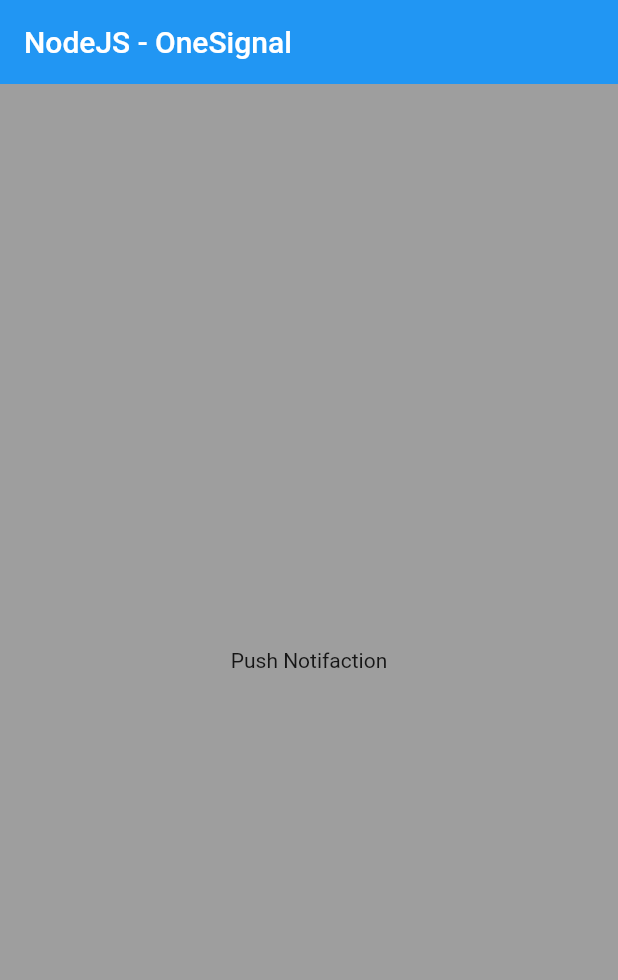
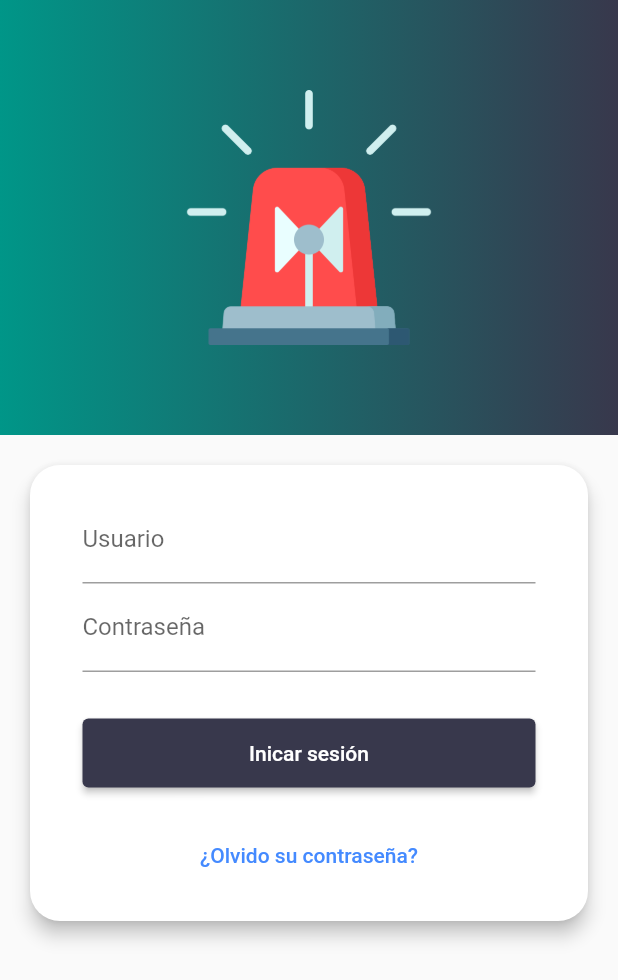
Before and after one commit to PazminoJose/fast-alarm, a Flutter app: the screen it shows after launch, on a phone screen of 412 x 824 dp. Shown: the top 980 px of the screen. Run offline on Flutter 3.47's test engine with Material 2 defaults, Android fonts, the phone set to English and light mode, and no system bars; missing offline and left inert: dart:ffi, data_classes, onesignal_flutter.

Commit message:
Login App

```diff
--- a/app_boton_panico/lib/main.dart
+++ b/app_boton_panico/lib/main.dart
@@ -1,20 +1,43 @@
 import 'package:app_boton_panico/screens/my_home_page.dart';
+import 'package:app_boton_panico/screens/login_page.dart';
 import 'package:app_boton_panico/screens/second_page.dart';
 import 'package:flutter/material.dart';
 
 //id=ee435e81-1546-40fe-9cd7-af3cbf1f5688
-void main() => runApp(MyApp());
+void main() => runApp(const MyApp());
 
 class MyApp extends StatelessWidget {
+  const MyApp({Key key}) : super(key: key);
+
   @override
   Widget build(BuildContext context) {
+    final ThemeData theme = ThemeData();
     return MaterialApp(
+      debugShowCheckedModeBanner: false,
       title: 'Material App',
       //home: MyHomePage()
+      theme: theme.copyWith(
+        colorScheme: theme.colorScheme.copyWith(
+          primary: const Color.fromRGBO(56, 56, 76, 1),
+          secondary: Colors.blueGrey[800],
+        ),
+      ),
       initialRoute: "/",
-      routes: {
-        "/": (BuildContext context) => MyHomePage(),
-        "/second": (BuildContext context) => SecondPage()
+      onGenerateRoute: (RouteSettings settings) {
+        // ignore: missing_return
+        return MaterialPageRoute(builder: (BuildContext context) {
+          switch (settings.name) {
+            case "/":
+              return loguin_page();
+              break;
+            case "/homePage":
+              // ignore: prefer_const_constructors
+              return MyHomePage();
+              break;
+            default:
+              loguin_page();
+          }
+        });
       },
     );
   }
--- /dev/null
+++ b/app_boton_panico/lib/screens/login_page.dart
@@ -0,0 +1,167 @@
+import 'dart:math';
+import '../connection/server_controller.dart' as server;
+import 'package:app_boton_panico/screens/my_home_page.dart';
+import 'package:flutter/material.dart';
+import 'package:http/http.dart' as http;
+
+class loguin_page extends StatefulWidget {
+  @override
+  State<loguin_page> createState() => _loguin_pageState();
+}
+
+class _loguin_pageState extends State<loguin_page> {
+  bool _loading = false;
+  String emailValue;
+  String passwordValue;
+  final formKey = GlobalKey<FormState>();
+
+  @override
+  Widget build(BuildContext context) {
+    // ignore: prefer_const_constructors
+    return Scaffold(
+      body: Stack(children: [
+        Container(
+          width: double.infinity,
+          padding: EdgeInsets.symmetric(vertical: 60),
+          decoration: const BoxDecoration(
+            gradient: LinearGradient(colors: [
+              Color.fromRGBO(0, 150, 136, 1),
+              Color.fromRGBO(56, 56, 76, 1),
+            ]),
+          ),
+          child: Image.asset(
+            "assets/image/login.png",
+            height: 170,
+          ),
+        ),
+        Transform.translate(
+          offset: Offset(0, -70),
+          child: Center(
+            child: SingleChildScrollView(
+              child: Card(
+                elevation: 5.0,
+                shape: RoundedRectangleBorder(
+                    borderRadius: BorderRadius.circular(20)),
+                margin: const EdgeInsets.only(
+                    left: 20, right: 20, top: 260, bottom: 20),
+                child: Padding(
+                  padding:
+                      const EdgeInsets.symmetric(horizontal: 35, vertical: 20),
+                  child: Column(
+                    mainAxisSize: MainAxisSize.min,
+                    children: [
+                      Form(
+                        key: formKey,
+                        child: Column(children: [
+                          TextFormField(
+                            keyboardType: TextInputType.emailAddress,
+                            decoration: const InputDecoration(
+                              label: Text("Usuario"),
+                            ),
+                            onSaved: (value) => {emailValue = value},
+                            validator: (value) {
+                              if (value.isEmpty) {
+                                return "Ingrese su Correo electronico";
+                              }
+                            },
+                          ),
+                          TextFormField(
+                            obscureText: true,
+                            decoration: const InputDecoration(
+                              label: Text("Contraseña"),
+                            ),
+                            onSaved: (value) => {emailValue = value},
+                            validator: (value) {
+                              if (value.isEmpty) return "Ingrese su contraseña";
+                            },
+                          ),
+                          SizedBox(height: 30),
+                          ElevatedButton(
+                              style: ElevatedButton.styleFrom(
+                                padding:
+                                    const EdgeInsets.symmetric(vertical: 15),
+                              ),
+                              child: Row(
+                                mainAxisAlignment: MainAxisAlignment.center,
+                                children: [
+                                  Text("Inicar sesión"),
+                                  if (_loading)
+                                    Container(
+                                      width: 20,
+                                      height: 20,
+                                      margin: const EdgeInsets.only(
+                                        left: 20,
+                                      ),
+                                      child: const CircularProgressIndicator(
+                                        color: Colors.white,
+                                      ),
+                                    )
+                                ],
+                              ),
+                              onPressed: () {
+                                _showHomePage(context);
+                              }),
+                          SizedBox(
+                            height: 20,
+                          ),
+                          Row(
+                              mainAxisAlignment: MainAxisAlignment.center,
+                              children: [
+                                TextButton(
+                                    onPressed: () {
+                                      _showForgetPassword_page(context);
+                                    },
+                                    child: const Text(
+                                      "¿Olvido su contraseña?",
+                                      style:
+                                          TextStyle(color: Colors.blueAccent),
+                                    ))
+                              ])
+                        ]),
+                      ),
+                    ],
+                  ),
+                ),
+              ),
+            ),
+          ),
+        ),
+      ]),
+    );
+  }
+
+  void _showHomePage(BuildContext context) {
+    if (formKey.currentState.validate()) {
+      if (!_loading) {
+        setState(() {
+          _loading = true;
+        });
+      }
+      Map<String, dynamic> parameters = {
+        "email": emailValue,
+        "password": passwordValue
+      };
+      server.getUser(emailValue, passwordValue, parameters);
+      /* formKey.currentState.save();
+      Navigator.of(context)
+          .pushNamed("/homePage", arguments: HomePageArguments()); */
+    }
+  }
+
+  void _showForgetPassword_page(BuildContext context) {
+    Navigator.of(context).pushNamed("/lostPassword_page");
+  }
+}
+
+class Painter extends CustomPainter {
+  @override
+  void paint(Canvas canvas, Size size) {
+    canvas.drawLine(Offset.zero, size.bottomRight(Offset.zero), Paint());
+  }
+
+  @override
+  bool shouldRepaint(CustomPainter oldDelegate) {
+    // bad, but okay for example
+    return true;
+  }
+}
--- a/app_boton_panico/lib/screens/my_home_page.dart
+++ b/app_boton_panico/lib/screens/my_home_page.dart
@@ -1,7 +1,14 @@
+import 'dart:convert';
+import 'dart:io';
+
 import 'package:flutter/material.dart';
 import 'package:onesignal_flutter/onesignal_flutter.dart';
+/* import 'package:sky_engine/_http/http.dart' as http; */
+import 'package:http/http.dart' as http;
 
 class MyHomePage extends StatefulWidget {
+  const MyHomePage({Key key}) : super(key: key);
+
   @override
   State<MyHomePage> createState() => _MyHomePageState();
 }
@@ -21,8 +28,11 @@
         elevation: 0,
       ),
       backgroundColor: Colors.grey,
-      body: const Center(
-        child: Text("Push Notifaction"),
+      floatingActionButton: FloatingActionButton(
+        onPressed: () {
+          _sendNotifacationAllDevices();
+        },
+        child: const Icon(Icons.navigation),
       ),
     );
   }
@@ -33,4 +43,39 @@
         .getDeviceState()
         .then((value) => {print(value?.userId)});
   }
+
+  Future<http.Response> _sendNotifacationAllDevices() async {
+    Map<String, dynamic> data = {
+      "longuitud": "1234",
+      "altitud": "5678",
+      "sucursal": "sucursal1"
+    };
+
+    Map<String, String> headers = {
+      HttpHeaders.contentTypeHeader: "application/json; charset=utf-8",
+      //"Content-type": "",
+      "Authorization": "Basic YTQ1OThlOGQtZjc4Yi00MzExLWEyOTEtMTliYjZlYTdkMjhh",
+    };
+    var url =
+        Uri.parse('http://192.168.100.160:4000/api/SendNotificationAllDevices');
+
+    var response =
+        await http.post(url, headers: headers, body: jsonEncode(data));
+    print("resonse status:${response.statusCode}");
+    print("resonse body:${response.body}");
+  }
 }
+
+class HomePageArguments {
+  String id;
+  String idSucursal;
+  String correo;
+  String contrasenia;
+  String tipoUSuario;
+  HomePageArguments(
+      {this.id,
+      this.idSucursal,
+      this.correo,
+      this.contrasenia,
+      this.tipoUSuario});
+}
```
Also changed, not shown: app_boton_panico/lib/connection/server_controller.dart (added, +61 -0 lines), app_boton_panico/lib/models/User.dart (added, +25 -0 lines), app_boton_panico/lib/webservices/MethodsWebServices.dart (added, +7 -0 lines), app_boton_panico/pubspec.yaml (+9 -4 lines), app_boton_panico/assets/image/5528-alert-notification-character (1).gif (added), app_boton_panico/assets/image/login.png (added), app_boton_panico/pubspec.lock, 3 other files.
